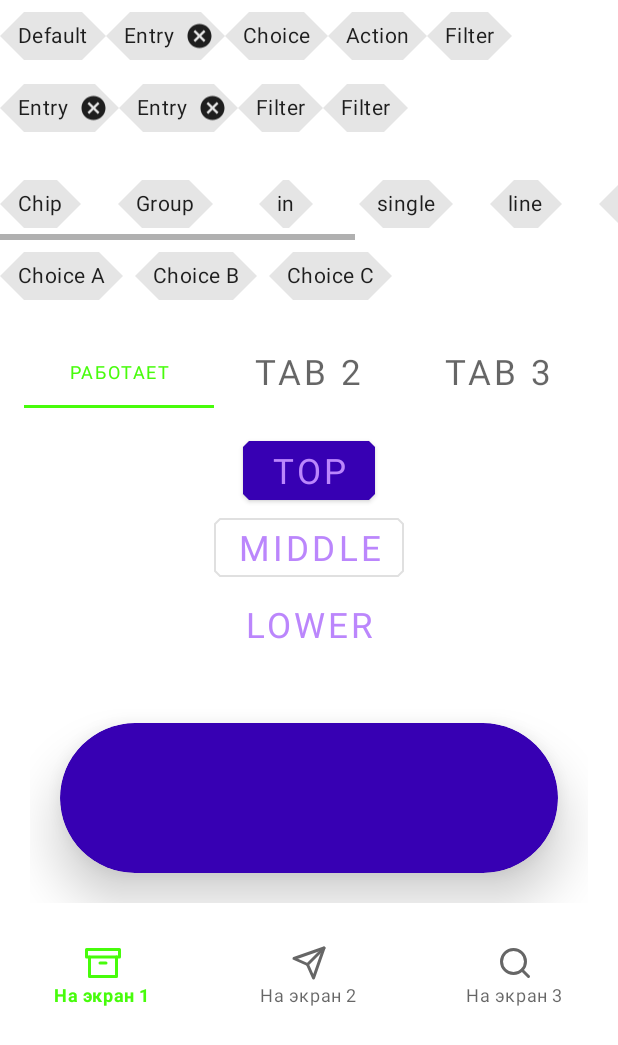
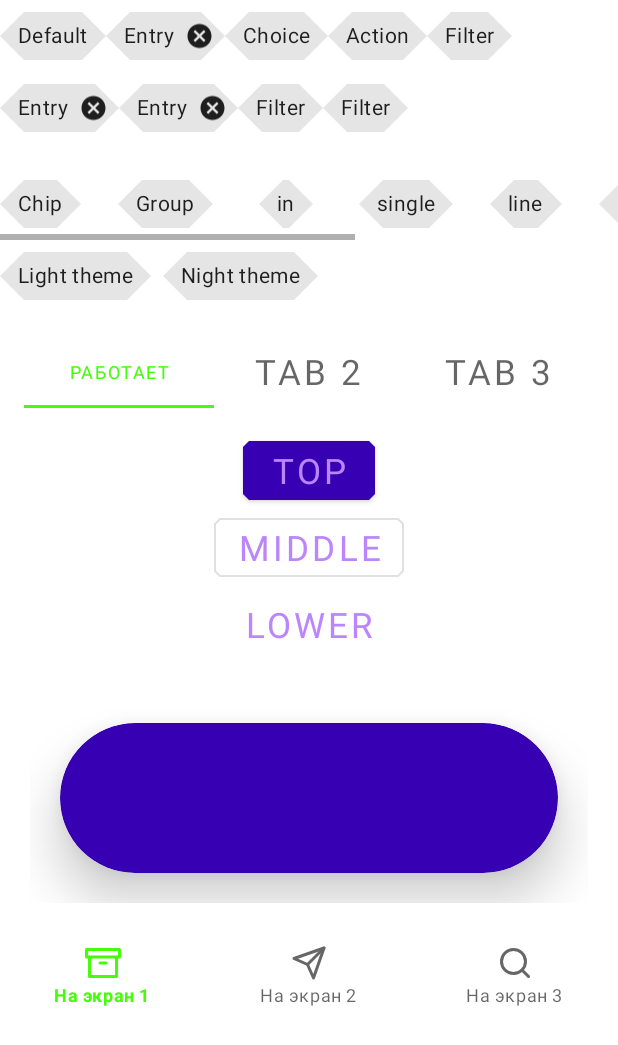
Before and after one commit to belenkotv/material, an Android app: the screen it shows after launch (MainActivity), after a tap on "settings", on a phone screen of 412 x 824 dp. Shown: the top 1045 px of the screen. Run offline under Robolectric (Android 15) with nearby library versions, the phone set to English and light mode, and no system bars; pictures from the network do not load; Roboto replaces fonts that are not available here.

Commit message:
Homework #2

```diff
--- a/app/src/main/java/com/material/view/MainActivity.kt
+++ b/app/src/main/java/com/material/view/MainActivity.kt
@@ -9,15 +9,35 @@ import com.material.view.chips.SettingsFragment
 import com.material.view.picture.PictureOfTheDayFragment
 import com.material.R
 
+class Parameters {
+
+    var resetFragment: Boolean = false
+    var theme: Int = R.style.Theme_Material
+
+    companion object {
+        @Volatile
+        private var INSTANCE: Parameters? = null
+        fun getInstance(): Parameters {
+            synchronized(this) {
+                var instance = INSTANCE
+                if (instance == null) {
+                    instance = Parameters()
+                    INSTANCE = instance
+                }
+                return instance
+            }
+        }
+    }
+
+}
+
 class MainActivity : AppCompatActivity() {
 
     override fun onCreate(savedInstanceState: Bundle?) {
         super.onCreate(savedInstanceState)
-        //AppCompatDelegate.setDefaultNightMode(AppCompatDelegate.MODE_NIGHT_YES)
-       //AppCompatDelegate.setDefaultNightMode(AppCompatDelegate.MODE_NIGHT_NO)
-        // если во время исполнения то не забываем выполнить recreate()
+        setTheme(Parameters.getInstance().theme)
         setContentView(R.layout.activity_main)
-        if (savedInstanceState == null) {
+        if ((savedInstanceState == null) || Parameters.getInstance().resetFragment) {
             supportFragmentManager.beginTransaction()
                 .replace(R.id.container, PictureOfTheDayFragment.newInstance()).commit()
 //            supportFragmentManager.beginTransaction()
--- a/app/src/main/java/com/material/view/chips/SettingsFragment.kt
+++ b/app/src/main/java/com/material/view/chips/SettingsFragment.kt
@@ -8,7 +8,8 @@ import android.view.ViewGroup
 import android.widget.Toast
 import com.material.R
 import com.material.databinding.FragmentSettingsBinding
-import com.google.android.material.chip.Chip
+import com.material.view.Parameters
+import com.material.view.picture.PictureOfTheDayFragment
 
 class SettingsFragment : Fragment() {
 
@@ -34,11 +35,13 @@ class SettingsFragment : Fragment() {
 
     override fun onViewCreated(view: View, savedInstanceState: Bundle?) {
         super.onViewCreated(view, savedInstanceState)
-        binding.chipGroup.setOnCheckedChangeListener { group, checkedId ->
-            group.findViewById<Chip>(checkedId)?.let {
-                Toast.makeText(context, "choose ${it.text}", Toast.LENGTH_SHORT).show()
+        binding.themeGroup.setOnCheckedChangeListener { _, checkedId ->
+            when (checkedId) {
+                R.id.theme_light -> Parameters.getInstance().theme = R.style.Theme_Material
+                R.id.theme_night -> Parameters.getInstance().theme = R.style.Theme_MaterialAlt
             }
-
+            Parameters.getInstance().resetFragment = true
+            requireActivity().recreate()
         }
 
         binding.chipForDelete.setOnCloseIconClickListener {
@@ -50,13 +53,13 @@ class SettingsFragment : Fragment() {
         binding.bottomNavigationView.setOnItemSelectedListener {
             when (it.itemId) {
                 R.id.navigation_one -> {
-                    Toast.makeText(context,"1",Toast.LENGTH_SHORT).show()
+                    Toast.makeText(context, "1", Toast.LENGTH_SHORT).show()
                 }
                 R.id.navigation_two -> {
-                    Toast.makeText(context,"2",Toast.LENGTH_SHORT).show()
+                    Toast.makeText(context, "2", Toast.LENGTH_SHORT).show()
                 }
                 R.id.navigation_third -> {
-                    Toast.makeText(context,"3",Toast.LENGTH_SHORT).show()
+                    Toast.makeText(context, "3", Toast.LENGTH_SHORT).show()
                 }
             }
             true
@@ -68,4 +71,5 @@ class SettingsFragment : Fragment() {
         fun newInstance() =
             SettingsFragment()
     }
+
 }
--- a/app/src/main/java/com/material/view/picture/BottomNavigationDrawerFragment.kt
+++ b/app/src/main/java/com/material/view/picture/BottomNavigationDrawerFragment.kt
@@ -1,4 +1,4 @@
-package com.materiaL.view.picture
+package com.material.view.picture
 
 import android.content.Intent
 import android.net.Uri
--- a/app/src/main/java/com/material/view/picture/PictureOfTheDayFragment.kt
+++ b/app/src/main/java/com/material/view/picture/PictureOfTheDayFragment.kt
@@ -21,7 +21,7 @@ import com.material.R
 import com.material.databinding.FragmentMainBinding
 import com.google.android.material.bottomappbar.BottomAppBar
 import com.google.android.material.bottomsheet.BottomSheetBehavior
-import com.materiaL.view.picture.BottomNavigationDrawerFragment
+import com.material.view.picture.BottomNavigationDrawerFragment
 
 class PictureOfTheDayFragment : Fragment() {
 
--- a/app/src/main/res/layout/fragment_settings.xml
+++ b/app/src/main/res/layout/fragment_settings.xml
@@ -146,28 +146,25 @@
         </HorizontalScrollView>
 
         <com.google.android.material.chip.ChipGroup
-            android:id="@+id/chipGroup"
+            android:id="@+id/themeGroup"
             android:layout_width="wrap_content"
             android:layout_height="wrap_content"
             app:singleSelection="true">
 
             <com.google.android.material.chip.Chip
+                android:id="@+id/theme_light"
                 style="@style/Widget.MaterialComponents.Chip.Choice"
                 android:layout_width="wrap_content"
                 android:layout_height="wrap_content"
-                android:text="Choice A" />
+                android:text="@string/theme_light" />
 
             <com.google.android.material.chip.Chip
+                android:id="@+id/theme_night"
                 style="@style/Widget.MaterialComponents.Chip.Choice"
                 android:layout_width="wrap_content"
                 android:layout_height="wrap_content"
-                android:text="Choice B" />
+                android:text="@string/theme_night" />
 
-            <com.google.android.material.chip.Chip
-                style="@style/Widget.MaterialComponents.Chip.Choice"
-                android:layout_width="wrap_content"
-                android:layout_height="wrap_content"
-                android:text="Choice C" />
         </com.google.android.material.chip.ChipGroup>
 
 
--- a/app/src/main/res/values/strings.xml
+++ b/app/src/main/res/values/strings.xml
@@ -11,5 +11,7 @@
     <string name="hello_blank_fragment">Hello blank fragment</string>
     <string name="text_one">Two Clusters and a Comet</string>
     <string name="text_two">This lovely starfield spans some four full moons.</string>
+    <string name="theme_light">Light theme</string>
+    <string name="theme_night">Night theme</string>
 
 </resources>
--- a/app/src/main/res/values/themes.xml
+++ b/app/src/main/res/values/themes.xml
@@ -29,6 +29,9 @@
 
     </style>
 
+    <style name="Theme.MaterialAlt" parent="Theme.Material">
+        <item name="colorPrimary">@color/purple_700</item>
+    </style>
 
     <style name="MyCardViewStyle" parent="Widget.MaterialComponents.CardView">
         <item name="cardBackgroundColor">@color/purple_700</item>
```
